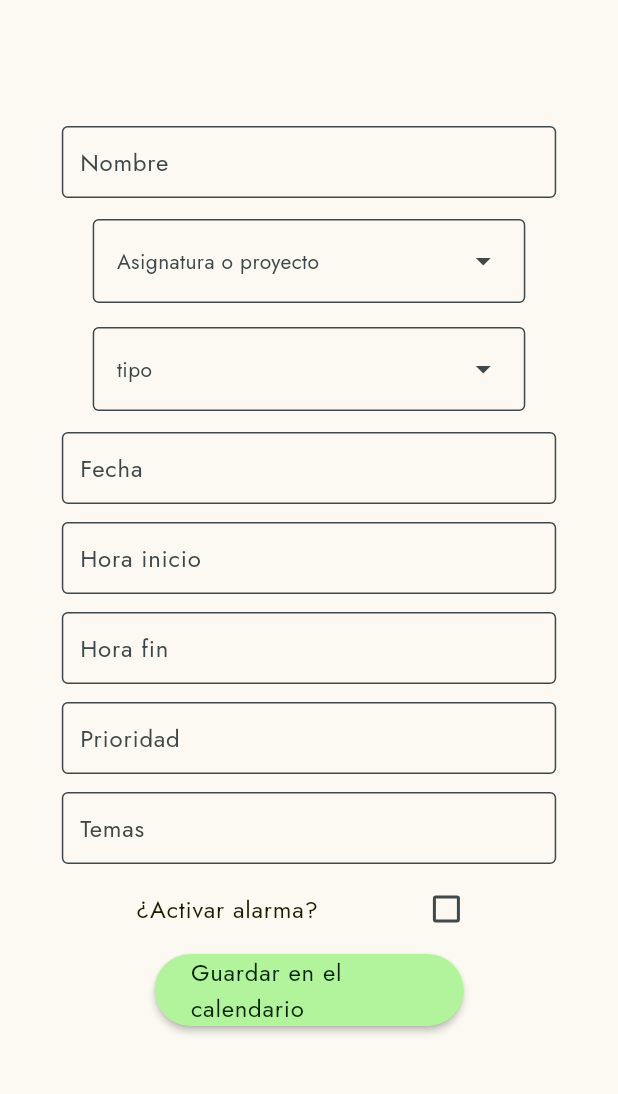
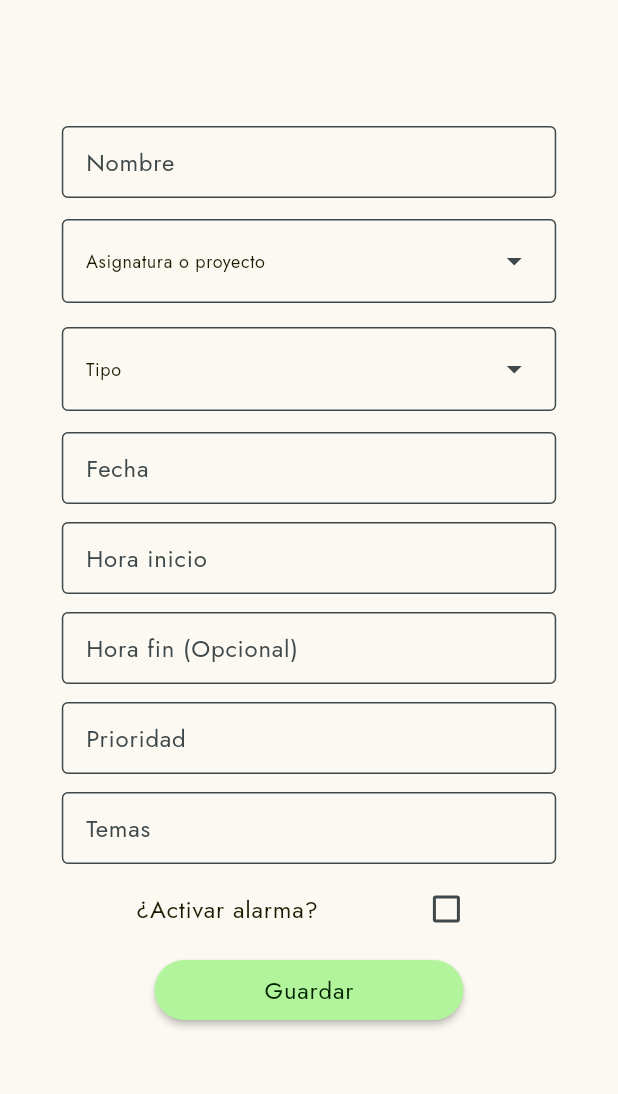
Before and after one commit to smottad/studysphere_deploy, a Flutter app: the CrearRecordatorio screen opened by its route, on a phone screen of 412 x 824 dp, the part 84-1178 px from its top. Run offline on Flutter 3.47's test engine with Material 3 defaults, Android fonts, the phone set to English and light mode, and no system bars; our stand-ins replace google_fonts, image_picker, webview_flutter; missing offline and left inert: add_2_calendar.

Commit message:
verificaciones añadir recordatorio

```diff
--- a/lib/Componentes/text_forms.dart
+++ b/lib/Componentes/text_forms.dart
@@ -24,13 +24,13 @@ Padding textFormulario(
           keyboardType: teclado,
           decoration: InputDecoration(
             contentPadding:
-                const EdgeInsets.symmetric(horizontal: 8, vertical: 4),
+                const EdgeInsets.symmetric(horizontal: 12, vertical: 8),
             filled: true,
             fillColor: Theme.of(context).colorScheme.surface,
             labelText: label,
             border: const OutlineInputBorder(),
           ),
-          style: Theme.of(context).textTheme.bodyMedium?.copyWith(
+          style: Theme.of(context).textTheme.bodyLarge?.copyWith(
                 color: Theme.of(context).colorScheme.onSurface,
               ),
         ),
--- a/lib/Controladores/controlador_iniciar_sesion.dart
+++ b/lib/Controladores/controlador_iniciar_sesion.dart
@@ -5,11 +5,11 @@ var email = TextEditingController();
 var password = TextEditingController();
 
 iniciarSesion(BuildContext context) {
-  Navigator.pushNamed(context, '/inicio');
+  Navigator.pushNamedAndRemoveUntil(context, '/inicio', (route) => false);
 }
 
 iniciarSesionGoogle(BuildContext context) {
-  Navigator.pushNamed(context, '/inicio');
+  Navigator.pushNamedAndRemoveUntil(context, '/inicio', (route) => false);
 }
 
 irRegistro(BuildContext context) {
--- a/lib/Controladores/controlador_registro.dart
+++ b/lib/Controladores/controlador_registro.dart
@@ -138,7 +138,8 @@ crearCuenta(BuildContext context) {
         content: Text(
             'Debe aceptar nuestros términos y condiciones para crear una cuenta')));
   }
-  Navigator.pushNamed(context, '/inicio');
+  Navigator.popAndPushNamed(context, '/inicio');
+  Navigator.pushNamedAndRemoveUntil(context, '/inicio', (route) => false);
 }
 
 politicas(BuildContext context) {
--- a/lib/Vistas/crear_recordatorio.dart
+++ b/lib/Vistas/crear_recordatorio.dart
@@ -1,4 +1,3 @@
-import 'package:add_2_calendar/add_2_calendar.dart';
 import 'package:flutter/material.dart';
 import 'package:studysphere/Componentes/app_bar.dart';
 import 'package:studysphere/Componentes/boton.dart';
@@ -15,10 +14,32 @@ class CrearRecordatorio extends StatefulWidget {
 class _CrearRecordatorioState extends State<CrearRecordatorio> {
   final titulo = 'Nuevo recordatorio';
   final listaAsignaturas = getAsignaturasYProyectos();
-  bool? alarma = false;
+
+  @override
+  void initState() {
+    super.initState();
+    nombre.addListener(validarNombre);
+    prioridad.addListener(validarPrioridad);
+    asignatura = null;
+    tipo = null;
+    startHour = null;
+    endHour = null;
+    date = null;
+  }
+
+  @override
+  void dispose() {
+    super.dispose();
+    nombre.clear();
+    horaFin.clear();
+    horaInicio.clear();
+    fecha.clear();
+    prioridad.clear();
+    temas.clear();
+  }
+
   @override
   Widget build(BuildContext context) {
-    // TODO: implement build
     final colorScheme = Theme.of(context).colorScheme;
     final textTheme = Theme.of(context).textTheme;
     final size = MediaQuery.of(context).size;
@@ -30,21 +51,26 @@ class _CrearRecordatorioState extends State<CrearRecordatorio> {
         child: Column(
           children: [
             const Spacer(),
-            textFormulario(context, nombre, 'Nombre',
-                teclado: TextInputType.name),
+            textFormulario(context, nombre, "Nombre",
+                teclado: TextInputType.name,
+                validator: (val) => nombreValidator_),
             Padding(
               padding: const EdgeInsets.all(8),
               child: FutureBuilder(
                 future: listaAsignaturas,
                 builder: (context, snapshot) => DropdownMenu<String>(
                   hintText: 'Asignatura o proyecto',
-                  width: (size.width * 0.7).clamp(200, 500),
+                  width: (size.width * 0.8).clamp(200, 500),
                   onSelected: (value) => setAsignatura(value),
                   textStyle: textTheme.bodyMedium?.copyWith(
                     color: colorScheme.onSurface,
                   ),
                   dropdownMenuEntries: snapshot.data!,
                   inputDecorationTheme: InputDecorationTheme(
+                    hintStyle: textTheme.bodySmall
+                        ?.copyWith(color: colorScheme.onSurface),
+                    contentPadding:
+                        const EdgeInsets.symmetric(horizontal: 12, vertical: 8),
                     filled: true,
                     fillColor: colorScheme.surface,
                     border: const OutlineInputBorder(),
@@ -56,17 +82,21 @@ class _CrearRecordatorioState extends State<CrearRecordatorio> {
               padding: const EdgeInsets.all(8),
               child: DropdownMenu(
                 dropdownMenuEntries: const [
-                  DropdownMenuEntry(value: 0, label: 'Tarea'),
-                  DropdownMenuEntry(value: 1, label: 'Examen'),
-                  DropdownMenuEntry(value: 2, label: 'Reunion')
+                  DropdownMenuEntry(value: 'Tarea', label: 'Tarea'),
+                  DropdownMenuEntry(value: 'Examen', label: 'Examen'),
+                  DropdownMenuEntry(value: 'Reunión', label: 'Reunion')
                 ],
-                hintText: 'tipo',
-                width: (size.width * 0.7).clamp(200, 500),
+                hintText: 'Tipo',
+                width: (size.width * 0.8).clamp(200, 500),
                 onSelected: (value) => setTipo(value),
                 textStyle: textTheme.bodyMedium?.copyWith(
                   color: colorScheme.onSurface,
                 ),
                 inputDecorationTheme: InputDecorationTheme(
+                  hintStyle: textTheme.bodySmall
+                      ?.copyWith(color: colorScheme.onSurface),
+                  contentPadding:
+                      const EdgeInsets.symmetric(horizontal: 12, vertical: 8),
                   filled: true,
                   fillColor: colorScheme.surface,
                   border: const OutlineInputBorder(),
@@ -77,9 +107,11 @@ class _CrearRecordatorioState extends State<CrearRecordatorio> {
                 funcion: escogerFecha, teclado: TextInputType.none),
             textFormulario(context, horaInicio, 'Hora inicio',
                 funcion: escogerHoraInicio, teclado: TextInputType.none),
-            textFormulario(context, horaFin, 'Hora fin',
+            textFormulario(context, horaFin, 'Hora fin (Opcional)',
                 funcion: escogerHoraFinal, teclado: TextInputType.none),
-            textFormulario(context, prioridad, 'Prioridad'),
+            textFormulario(context, prioridad, 'Prioridad',
+                teclado: TextInputType.number,
+                validator: (val) => prioridadValidator_),
             textFormulario(context, temas, 'Temas'),
             SizedBox(
                 width: (size.width * 0.6).clamp(200, 500),
@@ -99,45 +131,11 @@ class _CrearRecordatorioState extends State<CrearRecordatorio> {
                     ],
                   ),
                 )),
-            boton(context, 'Guardar en el calendario', funcionGuardar),
+            boton(context, 'Guardar', funcionGuardar),
             const Spacer(),
           ],
         ),
       ),
     );
   }
-
-  funcionGuardar(BuildContext context) {
-    if (alarma!) {
-      funcionAlarma();
-    }
-    anadirAlCalendario();
-    mandarALaBD(context);
-  }
-
-  funcionAlarma() {}
-
-  anadirAlCalendario() async {
-    DateTime fechaInicioEvento;
-    DateTime fechaFinalEvento;
-    if (endHour != null) {
-      fechaInicioEvento =
-          date!.copyWith(hour: startHour?.hour, minute: startHour?.minute);
-      fechaFinalEvento =
-          date!.copyWith(hour: endHour?.hour, minute: endHour?.minute);
-    } else {
-      fechaInicioEvento =
-          date!.copyWith(hour: startHour?.hour, minute: startHour?.minute);
-      fechaFinalEvento = date!
-          .copyWith(hour: (startHour!.hour + 1), minute: startHour?.minute);
-    }
-
-    final Event event = Event(
-      title: 'evento de $asignatura',
-      description: 'creado automáticamente por Study Sphere',
-      startDate: fechaInicioEvento,
-      endDate: fechaFinalEvento,
-    );
-    await Add2Calendar.addEvent2Cal(event);
-  }
 }
```
Also changed, not shown: lib/Controladores/controlador_crear_recordatorio.dart (+111 -14 lines), lib/Vistas/pagina_inicio.dart (+9 -21 lines), lib/Vistas/registro.dart (+11 -0 lines).
